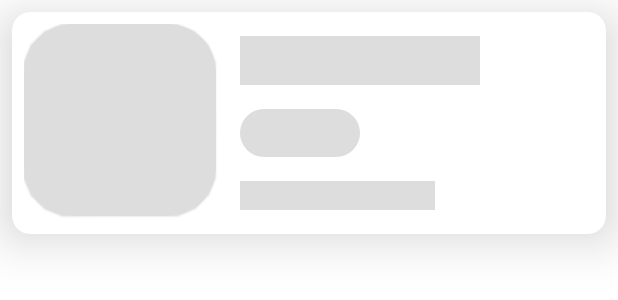
After one commit to ChaituPenju/DogInfoApp, an Android app: the layout item_dog_summary_shimmer.xml on its own in the app's theme, with its tools: preview values and no code run, on a phone screen of 412 x 824 dp. The commit adds this screen. Shown: the top 300 px of the screen. Run offline under Robolectric (Android 15) with nearby library versions, the phone set to English and light mode, and no system bars.

Commit message:
Added Shimmer layout for first screen

```diff
--- a/app/build.gradle
+++ b/app/build.gradle
@@ -71,6 +71,9 @@ dependencies {
     // COIL Lib (for Image Loading)
     implementation("io.coil-kt:coil:$coilVersion")
 
+    // Shimmer Effect library
+    implementation "com.facebook.shimmer:shimmer:$shimmerVersion"
+
     // Testing Libs
     testImplementation 'junit:junit:4.+'
     androidTestImplementation 'androidx.test.ext:junit:1.1.3'
--- /dev/null
+++ b/app/src/main/res/layout/item_dog_summary_shimmer.xml
@@ -0,0 +1,74 @@
+<?xml version="1.0" encoding="utf-8"?>
+<layout xmlns:android="http://schemas.android.com/apk/res/android"
+    xmlns:app="http://schemas.android.com/apk/res-auto">
+
+    <com.google.android.material.card.MaterialCardView
+        android:layout_width="match_parent"
+        android:layout_height="wrap_content"
+        android:layout_margin="8dp"
+        app:cardCornerRadius="12dp"
+        app:cardElevation="20dp"
+        app:contentPadding="8dp">
+
+        <androidx.constraintlayout.widget.ConstraintLayout
+            android:layout_width="match_parent"
+            android:layout_height="match_parent">
+
+            <com.google.android.material.card.MaterialCardView
+                android:id="@+id/mcv_dog_background"
+                android:layout_width="128dp"
+                android:layout_height="128dp"
+                app:cardCornerRadius="32dp"
+                app:layout_constraintStart_toStartOf="parent"
+                app:layout_constraintTop_toTopOf="parent">
+
+                <ImageView
+                    android:id="@+id/iv_dog_image"
+                    android:layout_width="match_parent"
+                    android:layout_height="match_parent"
+                    android:background="@color/shimmer_placeholder"
+                    android:contentDescription="Dog Image" />
+
+            </com.google.android.material.card.MaterialCardView>
+
+            <com.google.android.material.textview.MaterialTextView
+                android:id="@+id/mtv_dog_name"
+                style="@style/TextAppearance.MaterialComponents.Headline5"
+                android:layout_width="160dp"
+                android:layout_height="wrap_content"
+                android:layout_marginStart="16dp"
+                android:layout_marginTop="8dp"
+                android:background="@color/shimmer_placeholder"
+                app:layout_constraintStart_toEndOf="@+id/mcv_dog_background"
+                app:layout_constraintTop_toTopOf="parent" />
+
+            <com.google.android.material.chip.Chip
+                android:id="@+id/chip_breed_group"
+                style="@style/TextAppearance.MaterialComponents.Tooltip"
+                android:layout_width="80dp"
+                android:layout_height="wrap_content"
+                app:textStartPadding="200dp"
+                android:layout_marginStart="16dp"
+                android:layout_marginTop="8dp"
+                app:chipBackgroundColor="@color/shimmer_placeholder"
+                app:layout_constraintStart_toEndOf="@+id/mcv_dog_background"
+                app:layout_constraintTop_toBottomOf="@+id/mtv_dog_name" />
+
+            <com.google.android.material.textview.MaterialTextView
+                android:id="@+id/mtv_breed_group"
+                style="@style/TextAppearance.MaterialComponents.Subtitle2"
+                android:layout_width="130dp"
+                android:layout_height="wrap_content"
+                android:layout_marginStart="16dp"
+                android:layout_marginTop="8dp"
+                android:layout_marginBottom="8dp"
+                android:background="@color/shimmer_placeholder"
+                app:chipBackgroundColor="@color/design_default_color_secondary"
+                app:layout_constraintBottom_toBottomOf="parent"
+                app:layout_constraintStart_toEndOf="@+id/mcv_dog_background"
+                app:layout_constraintTop_toBottomOf="@+id/chip_breed_group" />
+
+        </androidx.constraintlayout.widget.ConstraintLayout>
+    </com.google.android.material.card.MaterialCardView>
+
+</layout>
--- a/app/src/main/res/values/colors.xml
+++ b/app/src/main/res/values/colors.xml
@@ -7,4 +7,5 @@
     <color name="teal_700">#FF018786</color>
     <color name="black">#FF000000</color>
     <color name="white">#FFFFFFFF</color>
+    <color name="shimmer_placeholder">#DDDDDD</color>
 </resources>
--- a/build.gradle
+++ b/build.gradle
@@ -10,6 +10,7 @@ buildscript {
         coroutineVersion = "1.5.2"
         lifecycleVersion = "2.4.0"
         coilVersion = "1.4.0"
+        shimmerVersion = "0.5.0"
     }
 
     repositories {
```
Also changed, not shown: app/src/main/java/com/chaitupenju/dogsinfo/common/UiUtils.kt (added, +11 -0 lines), app/src/main/java/com/chaitupenju/dogsinfo/presentation/dog_list/DogListFragment.kt (+9 -3 lines), app/src/main/res/layout/fragment_dog_list.xml (+33 -0 lines), app/src/main/res/values/styles.xml (added, +15 -0 lines).
